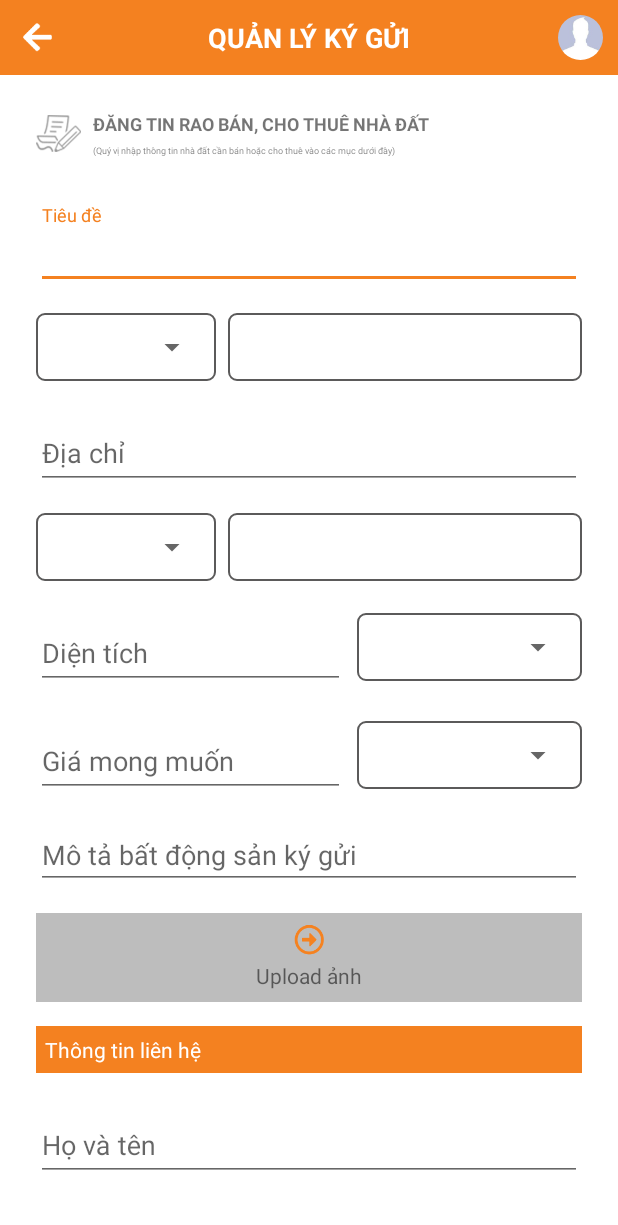
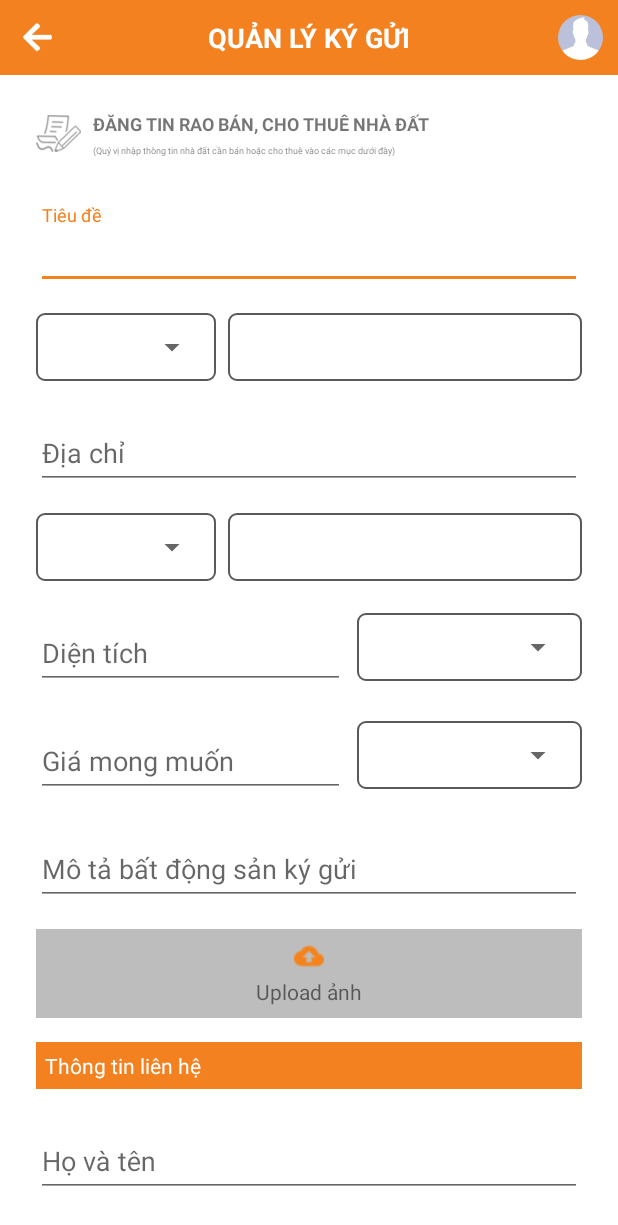
Before and after one commit to si1991Van/SupportCustmerLandAndroid, an Android app: the CreateManagerActivity screen opened directly, with no data from a screen before it, on a phone screen of 412 x 824 dp. Shown: the top 1225 px of the screen. Run offline under Robolectric (Android 15) with nearby library versions, the phone set to English and light mode, and no system bars; our stand-ins replace Picasso, data binding; libraries missing offline, so code that uses them is left out: com.afollestad.materialdialogs, com.andexert.library, com.makeramen.roundedimageview, com.soundcloud.android; plain views replace RippleView, RoundedImageView; network calls fail; pictures from the network do not load; 2 statements that could not run were skipped.

Commit message:
fix bug android v1

```diff
--- a/app/src/main/java/com/support/customer/lands/viewcontroller/home/tab/TabPhoneFragment.kt
+++ b/app/src/main/java/com/support/customer/lands/viewcontroller/home/tab/TabPhoneFragment.kt
@@ -28,6 +28,7 @@ class TabPhoneFragment : BaseFragment() {
     override fun onCreateView(inflater: LayoutInflater, container: ViewGroup?, savedInstanceState: Bundle?): View? {
         tabPhoneFragment = DataBindingUtil.inflate(inflater, R.layout.fragment_tab_phone, container, false)
         (activity as MainActivity).setHeaderTitle(vm.projectResponse?.name)
+        tabPhoneFragment.txtNameProject.text = vm.projectResponse?.name
         tabPhoneFragment.btnHotline.text = vm.projectResponse?.hotline?.let {
             getString(R.string.txt_hotline, it)
         } ?: getString(R.string.txt_hotline, "Chưa cập nhật")
@@ -37,6 +38,7 @@ class TabPhoneFragment : BaseFragment() {
         vm.projectResponse?.rank_project?.let {
             tabPhoneFragment.rating.rating = it.toFloat()
         }
+
         tabPhoneFragment.imgLogo.fromUrl(vm.projectResponse?.image_url, placeHolder = R.drawable.ic_logo)
         tabPhoneFragment.rating.setIsIndicator(true)
         if (vm.projectResponse?.rank_project == 0) {
--- a/app/src/main/java/com/support/customer/lands/viewcontroller/profile/ProfileActivity.kt
+++ b/app/src/main/java/com/support/customer/lands/viewcontroller/profile/ProfileActivity.kt
@@ -104,7 +104,7 @@ class ProfileActivity : BaseActivity() {
 
         }
         profileBinding.ripSendEmail.setOnRippleCompleteListener {
-            CommonUtil.clickSendMail(this@ProfileActivity, "sivannguyen1991@gmail.com")
+            CommonUtil.clickSendMail(this@ProfileActivity, "vtechhomes@gmail.com")
         }
         profileBinding.ripInfo.setOnRippleCompleteListener {
 
--- a/app/src/main/java/com/support/customer/lands/viewcontroller/profile/UpdateProfileActivity.kt
+++ b/app/src/main/java/com/support/customer/lands/viewcontroller/profile/UpdateProfileActivity.kt
@@ -63,7 +63,7 @@ class UpdateProfileActivity : BaseActivity() {
         updateProfileActivity.telBirthday.showSoftInputOnFocus = false
 
         updateProfileActivity.telBirthday.setOnClickListener {
-            CommonUtil.showDatePickerDialog(this@UpdateProfileActivity, updateProfileActivity.telBirthday)
+            CommonUtil.showDatePickerDialogs(this@UpdateProfileActivity, updateProfileActivity.telBirthday)
         }
     }
 }
--- a/app/src/main/res/layout/activity_create_manager.xml
+++ b/app/src/main/res/layout/activity_create_manager.xml
@@ -165,7 +165,9 @@
                         android:text="@{createManagerViewModel.area}"
                         app:validateRequiredErrorMessage="@{@string/text_validate_require_field_area}"
 
-                        android:hint="@string/txt_manager_area" android:id="@+id/telArea" android:inputType="number"
+                        android:hint="@string/txt_manager_area"
+                        android:id="@+id/telArea"
+                        android:inputType="numberDecimal"
                 />
             </android.support.design.widget.TextInputLayout>
 
@@ -201,7 +203,8 @@
                         android:text="@{createManagerViewModel.price}"
                         app:validateRequiredErrorMessage="@{@string/text_validate_require_field_price}"
 
-                        android:hint="@string/txt_manager_price" android:id="@+id/telPrice" android:inputType="number"
+                        android:hint="@string/txt_manager_price" android:id="@+id/telPrice"
+                        android:inputType="numberDecimal"
                 />
             </android.support.design.widget.TextInputLayout>
             <android.support.constraint.ConstraintLayout
@@ -222,31 +225,46 @@
 
             </android.support.constraint.ConstraintLayout>
 
-            <EditText
+
+
+            <android.support.design.widget.TextInputLayout
                     android:layout_width="0dp"
                     android:layout_height="wrap_content"
+                    android:layout_marginTop="16dp"
+                    android:id="@+id/tilDescription"
+                    app:layout_constraintStart_toStartOf="@+id/tilPrice"
+                    app:layout_constraintEnd_toEndOf="@+id/lnPrice"
+                    app:layout_constraintTop_toBottomOf="@+id/tilPrice">
+
+                <android.support.design.widget.TextInputEditText
+                        android:id="@+id/telDescription"
+                    android:layout_width="match_parent"
+                    android:layout_height="wrap_content"
+                    android:text="@{createManagerViewModel.description}"
+                    app:validateRequiredErrorMessage="@{@string/text_validate_require_field_description}"
+
                     android:inputType="textMultiLine"
                     android:ems="10"
-                    android:id="@+id/editDescription"
-                    android:layout_marginTop="16dp"
-                    app:layout_constraintStart_toStartOf="@+id/tilPrice"
-                    app:layout_constraintEnd_toEndOf="@+id/lnPrice"
-                    app:layout_constraintTop_toBottomOf="@+id/tilPrice"
-                    android:hint="@string/txt_manager_description"/>
+
+                    android:hint="@string/txt_manager_description"
+                />
+            </android.support.design.widget.TextInputLayout>
+
 
             <android.support.constraint.ConstraintLayout
                     android:id="@+id/clUploadImage"
                     android:layout_width="0dp"
                     android:layout_height="wrap_content"
                     android:layout_marginTop="16dp"
-                    app:layout_constraintStart_toStartOf="@+id/editDescription"
-                    app:layout_constraintEnd_toEndOf="@+id/editDescription"
-                    app:layout_constraintTop_toBottomOf="@+id/editDescription"
+                    app:layout_constraintStart_toStartOf="@+id/tilDescription"
+                    app:layout_constraintEnd_toEndOf="@+id/tilDescription"
+                    app:layout_constraintTop_toBottomOf="@+id/tilDescription"
                     android:background="@color/colorBackgroundUploadImage">
 
                 <ImageView
                         android:layout_width="20dp"
-                        android:layout_height="20dp" app:srcCompat="@drawable/ic_arrow_alt_circle_right"
+                        android:layout_height="20dp"
+                        app:srcCompat="@drawable/ic_upload"
                         android:id="@+id/imageView6" android:layout_marginTop="8dp"
                         app:layout_constraintTop_toTopOf="parent" app:layout_constraintStart_toStartOf="parent"
                         android:layout_marginLeft="8dp" android:layout_marginStart="8dp"
--- a/app/src/main/res/values/strings.xml
+++ b/app/src/main/res/values/strings.xml
@@ -24,6 +24,7 @@
     <string name="text_validate_require_field_email">Email không được để trống</string>
     <string name="text_validate_email_invalid">Email không đúng định dạng</string>
     <string name="text_validate_require_field_password">Mật khẩu không được để trống</string>
+
     <string name="text_validate_require_field_confirm_password">Xác nhận mật khẩu không được để trống</string>
     <string name="change_password_error_new_password_not_equal">Mật khẩu và mật khẩu xác nhận không giống nhau</string>
     <string name="text_validate_require_field_name">Tên không được để trống</string>
@@ -39,6 +40,7 @@
     <string name="text_validate_require_field_title">Tiêu đề không được để trống</string>
     <string name="text_validate_require_field_area">Diện tích không được để trống</string>
     <string name="text_validate_require_field_price">Giá không được để trống</string>
+    <string name="text_validate_require_field_description">Mô tả không được để trống</string>
     <string name="text_choose_email_client">Chọn một email client</string>
 
     <string name="text_no_data">Chưa có dữ liệu</string>
@@ -59,8 +61,8 @@
 
     //home
     <string name="tab_phone">Tổng đài</string>
-    <string name="tab_history">Giao dịch</string>
-    <string name="tab_newpager">dự án</string>
+    <string name="tab_history">Lịch sử</string>
+    <string name="tab_newpager">Dự án</string>
     <string name="tab_users">Sale</string>
     <string name="tab_utilities">Ký gửi</string>
     //tab phone
```
Also changed, not shown: app/src/main/java/com/support/customer/lands/utills/CommonUtil.kt (+5 -4 lines), app/src/main/java/com/support/customer/lands/utills/extensions/Int.kt (+4 -5 lines), app/src/main/java/com/support/customer/lands/viewcontroller/home/CreateManagerActivity.kt (+6 -5 lines), app/src/main/java/com/support/customer/lands/viewcontroller/home/tab/TabNewsPaperFragment.kt (+15 -15 lines), app/src/main/java/com/support/customer/lands/viewcontroller/home/tab/tab_news_paper/NewsPaperItemFragment.kt (+26 -19 lines), app/src/main/java/com/support/customer/lands/viewcontroller/profile/BookedActivity.kt (+13 -4 lines), app/src/main/java/com/support/customer/lands/viewcontroller/profile/ChangePasswordActivity.kt (+8 -1 lines), app/src/main/java/com/support/customer/lands/viewmodel/ChangeViewModel.kt (+23 -3 lines), app/src/main/res/layout/activity_booked.xml (+7 -5 lines), app/src/main/res/layout/activity_update_profile.xml (+3 -6 lines), app/src/main/res/layout/fragment_tab_phone.xml (+12 -5 lines), app/src/main/res/drawable-hdpi/ic_upload.png (added), 1 other file.
